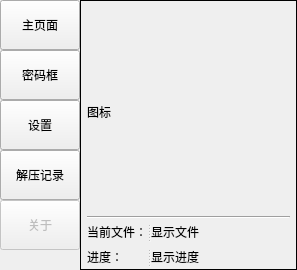
Above: ui_v2 原文件.ui from PPJUST/OnlyUnzip before the change. Below: the same form after it.
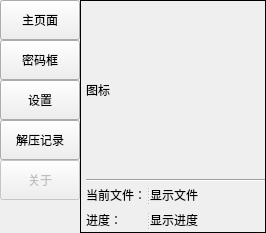
That is the form after the change.

```diff
--- a/ui_v2 原文件.ui
+++ b/ui_v2 原文件.ui
@@ -6,18 +6,18 @@
    <rect>
     <x>0</x>
     <y>0</y>
-    <width>292</width>
-    <height>270</height>
+    <width>262</width>
+    <height>233</height>
    </rect>
   </property>
   <property name="windowTitle">
-   <string>MainWindow</string>
+   <string>OnlyUnzip</string>
+  </property>
+  <property name="unifiedTitleAndToolBarOnMac">
+   <bool>false</bool>
   </property>
   <widget class="QWidget" name="centralwidget">
-   <layout class="QHBoxLayout" name="horizontalLayout">
-    <property name="spacing">
-     <number>0</number>
-    </property>
+   <layout class="QGridLayout" name="gridLayout">
     <property name="leftMargin">
      <number>0</number>
     </property>
@@ -30,19 +30,20 @@
     <property name="bottomMargin">
      <number>0</number>
     </property>
-    <item alignment="Qt::AlignTop">
-     <widget class="QSplitter" name="splitter">
-      <property name="orientation">
-       <enum>Qt::Vertical</enum>
-      </property>
-      <property name="handleWidth">
+    <property name="horizontalSpacing">
+     <number>0</number>
+    </property>
+    <item row="0" column="0">
+     <layout class="QVBoxLayout" name="verticalLayout_6">
+      <property name="spacing">
        <number>0</number>
       </property>
+      <item>
       <widget class="QPushButton" name="button_page_main">
        <property name="minimumSize">
         <size>
          <width>0</width>
-         <height>50</height>
+          <height>40</height>
         </size>
        </property>
        <property name="maximumSize">
@@ -70,11 +71,13 @@
         <string notr="true">buttonGroup</string>
        </attribute>
       </widget>
+      </item>
+      <item>
       <widget class="QPushButton" name="button_page_password">
        <property name="minimumSize">
         <size>
          <width>0</width>
-         <height>50</height>
+          <height>40</height>
         </size>
        </property>
        <property name="maximumSize">
@@ -90,11 +93,13 @@
         <string notr="true">buttonGroup</string>
        </attribute>
       </widget>
+      </item>
+      <item>
       <widget class="QPushButton" name="button_page_setting">
        <property name="minimumSize">
         <size>
          <width>0</width>
-         <height>50</height>
+          <height>40</height>
         </size>
        </property>
        <property name="maximumSize">
@@ -110,11 +115,13 @@
         <string notr="true">buttonGroup</string>
        </attribute>
       </widget>
+      </item>
+      <item>
       <widget class="QPushButton" name="button_page_history">
        <property name="minimumSize">
         <size>
          <width>0</width>
-         <height>50</height>
+          <height>40</height>
         </size>
        </property>
        <property name="maximumSize">
@@ -130,6 +137,8 @@
         <string notr="true">buttonGroup</string>
        </attribute>
       </widget>
+      </item>
+      <item>
       <widget class="QPushButton" name="button_page_history_4">
        <property name="enabled">
         <bool>false</bool>
@@ -137,7 +146,7 @@
        <property name="minimumSize">
         <size>
          <width>0</width>
-         <height>50</height>
+          <height>40</height>
         </size>
        </property>
        <property name="maximumSize">
@@ -153,9 +162,10 @@
         <string notr="true">buttonGroup</string>
        </attribute>
       </widget>
-     </widget>
-    </item>
-    <item>
+      </item>
+     </layout>
+    </item>
+    <item row="0" column="1" rowspan="2">
      <widget class="QStackedWidget" name="stackedWidget">
       <property name="acceptDrops">
        <bool>false</bool>
@@ -175,13 +185,13 @@
          <number>0</number>
         </property>
         <property name="leftMargin">
-         <number>6</number>
+         <number>5</number>
         </property>
         <property name="topMargin">
-         <number>6</number>
+         <number>0</number>
         </property>
         <property name="rightMargin">
-         <number>6</number>
+         <number>0</number>
         </property>
         <property name="bottomMargin">
          <number>0</number>
@@ -365,7 +375,7 @@
         <item>
          <widget class="QCheckBox" name="checkBox_check_zip">
           <property name="text">
-           <string>是否仅识别压缩包(基于magic库)</string>
+           <string>是否仅识别压缩包</string>
           </property>
           <property name="checked">
            <bool>false</bool>
@@ -429,6 +439,19 @@
       </widget>
      </widget>
     </item>
+    <item row="1" column="0">
+     <spacer name="verticalSpacer">
+      <property name="orientation">
+       <enum>Qt::Vertical</enum>
+      </property>
+      <property name="sizeHint" stdset="0">
+       <size>
+        <width>20</width>
+        <height>21</height>
+       </size>
+      </property>
+     </spacer>
+    </item>
    </layout>
   </widget>
  </widget>
```
Left out of the diff: 2 changed lines with no effect on the pictures. Lines whose indentation alone changed are shown as unchanged.
